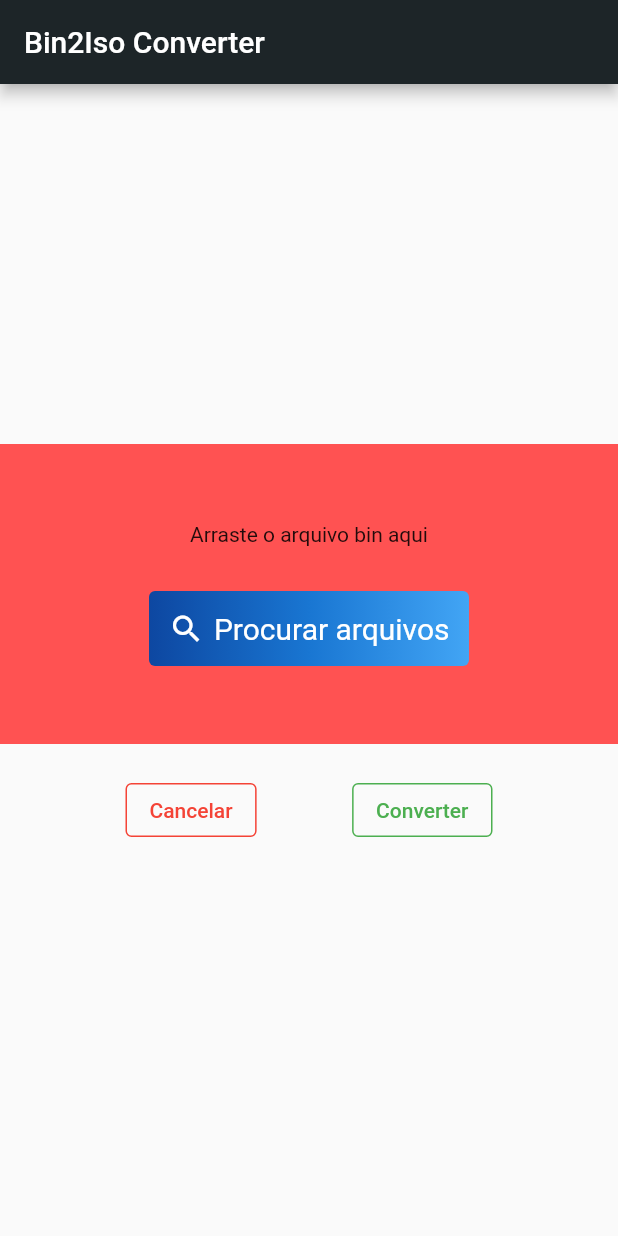
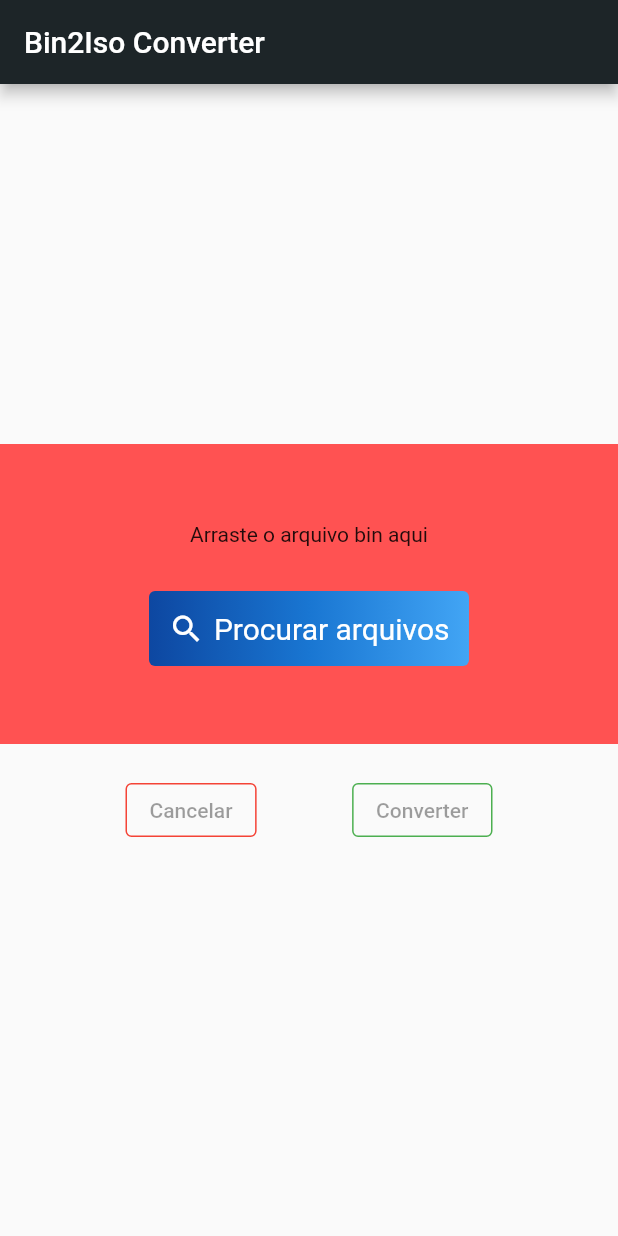
Before and after one commit to allanvobraun/ps2Rampage, a Flutter app: the screen it shows after launch, on a phone screen of 412 x 824 dp. Run offline on Flutter 3.47's test engine with Material 2 defaults, Android fonts, the light colour scheme and no system bars; missing offline and left inert: desktop_drop, window_manager; statements that could not run were skipped.

Commit message:
disabilitar botões

```diff
--- a/lib/models/file_model.dart
+++ b/lib/models/file_model.dart
@@ -4,6 +4,7 @@ import 'package:flutter/foundation.dart';
 class FileModel extends ChangeNotifier {
   Uri? fileUri;
   String? get filename => fileUri?.path.split("/").last;
+  bool get isEmpty => fileUri == null;
 
   void changeUri(Uri uri) {
     fileUri = uri;
--- a/lib/ui/drop_zone.dart
+++ b/lib/ui/drop_zone.dart
@@ -22,7 +22,7 @@ class _DropzoneState extends State<Dropzone> {
 
   @override
   Widget build(BuildContext context) {
-    var fileModel = context.read<FileModel>();
+    final fileModel = context.read<FileModel>();
 
     return DropTarget(
       onDragDone: (detail) {
@@ -51,7 +51,7 @@ class _DropzoneState extends State<Dropzone> {
               _centerText,
               GradientButton(
                 child: const Text('Procurar arquivos'),
-                onClick: () {},
+                onClick: fileModel.isEmpty ? () {} : null,
                 icon: Icons.search,
               )
             ]
--- a/lib/ui/widgets/gradient_button.dart
+++ b/lib/ui/widgets/gradient_button.dart
@@ -1,7 +1,7 @@
 import 'package:flutter/material.dart';
 
 class GradientButton extends StatelessWidget {
-  final GestureTapCallback onClick;
+  final GestureTapCallback? onClick;
   final Widget child;
   final IconData? icon;
 
@@ -44,8 +44,7 @@ class GradientButton extends StatelessWidget {
                   style: btnStyle,
                   onPressed: onClick,
                   icon: Icon(icon, color: Colors.white),
-                  label: child
-          ),
+                  label: child),
         ],
       ),
     );
--- a/lib/ui/widgets/hover_button.dart
+++ b/lib/ui/widgets/hover_button.dart
@@ -1,7 +1,7 @@
 import 'package:flutter/material.dart';
 
 class HoverButton extends StatefulWidget {
-  final VoidCallback onClick;
+  final VoidCallback? onClick;
   final Widget child;
   final MaterialColor color;
 
@@ -23,9 +23,11 @@ class _HoverState extends State<HoverButton> {
     return OutlinedButton.styleFrom(
         primary: _hovered ? Colors.white : widget.color,
         side: BorderSide(color: widget.color),
-        backgroundColor: _hovered ? widget.color : null
+        backgroundColor: _hovered && !_disabled ? widget.color : null
     );
   }
+
+  bool get _disabled => widget.onClick == null;
 
   @override
   Widget build(BuildContext context) {
```
Also changed, not shown: lib/ui/home_page.dart (+6 -2 lines).
